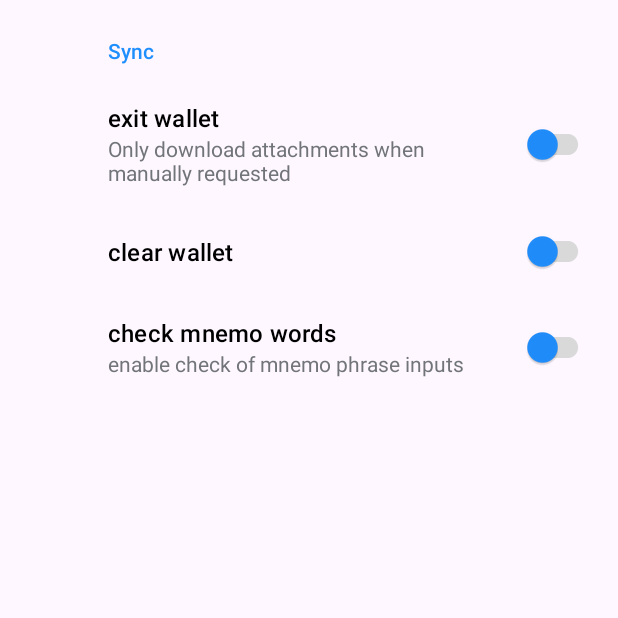
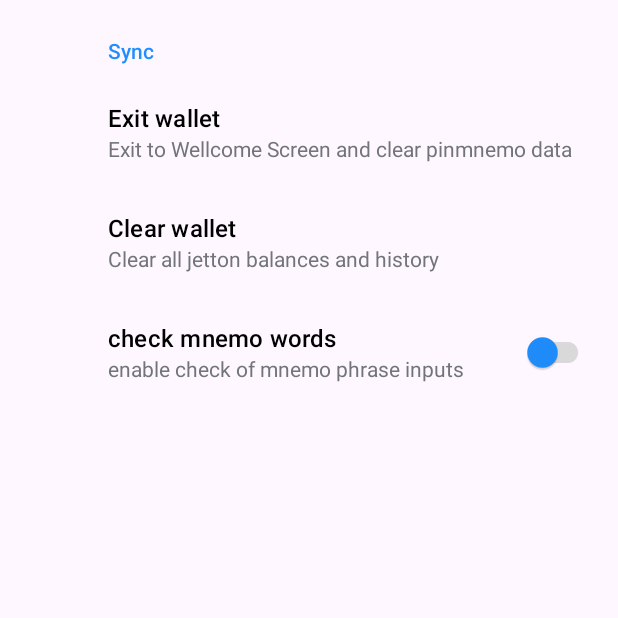
Before and after one commit to Yellastro2/yTonWallet, an Android app: the fragment SettingsFragment shown on its own in the app's theme, on a phone screen of 412 x 824 dp, the top half of it. Run offline under Robolectric (Android 15) with nearby library versions, the phone set to English and light mode, and no system bars; our stand-ins replace androidx.preference.

Commit message:
0.11 add setting and clear all

```diff
--- a/app/src/main/java/com/yellastro/mytonwallet/fragments/PincodeFragment.kt
+++ b/app/src/main/java/com/yellastro/mytonwallet/fragments/PincodeFragment.kt
@@ -163,6 +163,8 @@ class PincodeFragment : Fragment() {
             window.decorView
                 .setSystemUiVisibility(0)
         }
+        viewModel.mPincode = ""
+        mvPinDots.setDots(viewModel.mPincode.length)
     }
 
     override fun onPause() {
@@ -180,7 +182,11 @@ class PincodeFragment : Fragment() {
         }
     }
 
+    var isAlreadyNavigate = false
+
     fun correct(){
+        if (isAlreadyNavigate) return
+        isAlreadyNavigate = true
         if (mType == CONFIRM_TRANS){
 //            navController.popBackStack(R.id.walletFragment, true)
 //            navController.navigate(R.id.transSucsessFragment,arguments)
--- a/app/src/main/java/com/yellastro/mytonwallet/fragments/SettingsFragment.kt
+++ b/app/src/main/java/com/yellastro/mytonwallet/fragments/SettingsFragment.kt
@@ -1,12 +1,44 @@
 package com.yellastro.mytonwallet.fragments
 
+import android.content.Context
 import android.os.Bundle
+import androidx.fragment.app.viewModels
+import androidx.navigation.NavOptions
+import androidx.navigation.fragment.findNavController
+import androidx.preference.Preference
 import androidx.preference.PreferenceFragmentCompat
+import com.yellastro.mytonwallet.PREF_KEY
 import com.yellastro.mytonwallet.R
+import com.yellastro.mytonwallet.entitis.yAddress
+import com.yellastro.mytonwallet.sAddressContact
+import com.yellastro.mytonwallet.viewmodels.WalletModel
+
 
 class SettingsFragment : PreferenceFragmentCompat() {
 
     override fun onCreatePreferences(savedInstanceState: Bundle?, rootKey: String?) {
         setPreferencesFromResource(R.xml.root_preferences, rootKey)
+
+
+        findPreference<Preference>("clear")
+            ?.setOnPreferenceClickListener {
+
+                sAddressContact = ArrayList<yAddress>()
+//                findNavController().popBackStack()
+                findNavController().popBackStack(R.id.walletFragment,true)
+                findNavController().navigate(R.id.pincodeFragment)
+
+                val viewModel: WalletModel by viewModels()
+                viewModel.clearWallet()
+                true
+            }
+        findPreference<Preference>("exit")
+            ?.setOnPreferenceClickListener {
+                requireContext().getSharedPreferences(PREF_KEY, Context.MODE_PRIVATE)
+                    .edit().clear().apply()
+                findNavController().popBackStack(R.id.walletFragment,true)
+                findNavController().navigate(R.id.welcomeFrag)
+                true
+            }
     }
 }
--- a/app/src/main/res/xml/root_preferences.xml
+++ b/app/src/main/res/xml/root_preferences.xml
@@ -3,20 +3,18 @@
 
     <PreferenceCategory app:title="@string/sync_header">
 
-        <SwitchPreferenceCompat
-            android:layout_width="wrap_content"
-            android:layout_height="wrap_content"
-            app:dependency="sync"
-            app:key="attachment"
-            app:summaryOff="@string/attachment_summary_off"
-            app:summaryOn="@string/attachment_summary_on"
-            app:title="exit wallet" />
-        <SwitchPreferenceCompat
-            app:key="sync"
-            app:title="clear wallet" />
+        <Preference
+            app:key="exit"
+            app:title="Exit wallet"
+            app:summary="Exit to Wellcome Screen and clear pin\mnemo data"
+            />
+        <Preference
+            app:key="clear"
+            app:summaryOff="enable check of mnemo phrase inputs"
+            app:summary="Clear all jetton balances and history"
+            app:title="Clear wallet"/>
 
         <SwitchPreferenceCompat
-            app:dependency="sync"
             app:key="attachment"
             app:summaryOff="enable check of mnemo phrase inputs"
             app:summaryOn="enable check of mnemo phrase inputs"
```
Also changed, not shown: app/src/main/java/com/yellastro/mytonwallet/ASSETS_DEMO.kt (+8 -0 lines), app/src/main/java/com/yellastro/mytonwallet/fragments/WalletFragment.kt (+25 -14 lines), app/src/main/java/com/yellastro/mytonwallet/viewmodels/WalletModel.kt (+73 -60 lines), app/src/main/res/drawable/img_empty_wallet.png (added).
